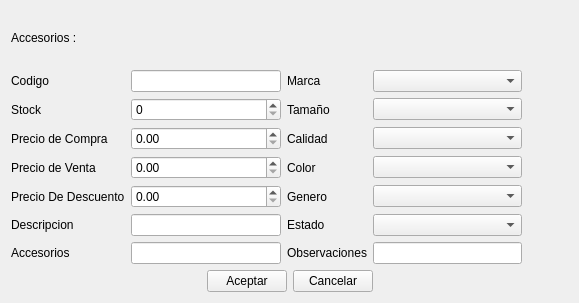
Above: producto/ui_agregaraccesorios.ui from rodety/Jireh before the change. Below: the same form after it.
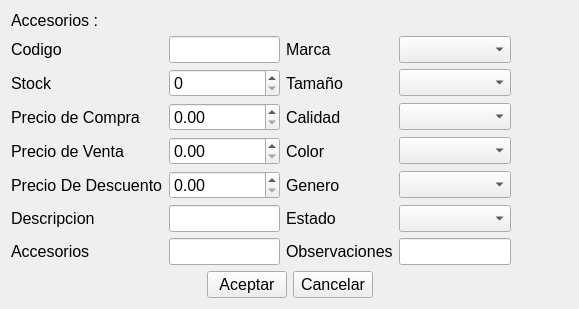
That is the form after the change. Icons and pictures are not drawn. Custom widgets are drawn as their Qt base class.

```diff
--- a/producto/ui_agregaraccesorios.ui
+++ b/producto/ui_agregaraccesorios.ui
@@ -10,6 +10,11 @@
     <height>303</height>
    </rect>
   </property>
+  <property name="font">
+   <font>
+    <pointsize>12</pointsize>
+   </font>
+  </property>
   <property name="windowTitle">
    <string>Form</string>
   </property>
```
Left out of the diff: 12 changed lines with no effect on the pictures.
